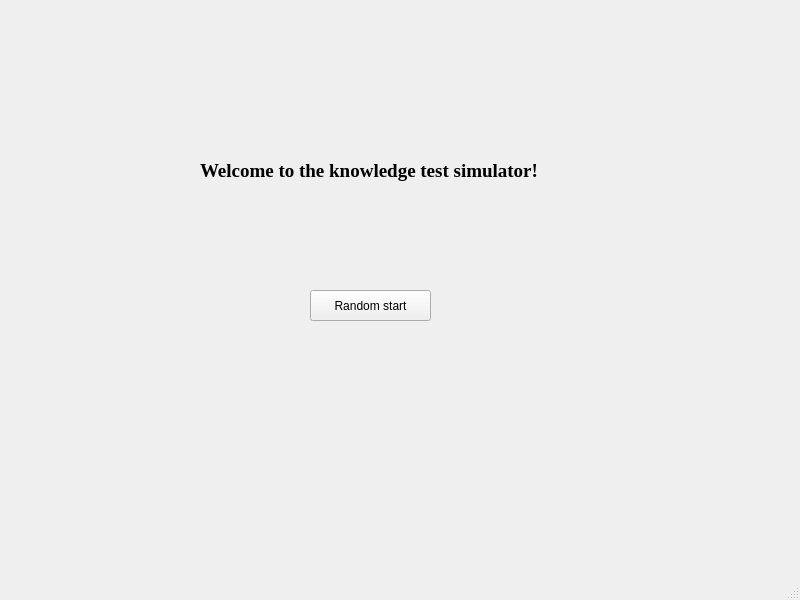
The window that testwelcome.ui (hnxals/DLH) describes before a commit, drawn with Qt 5.
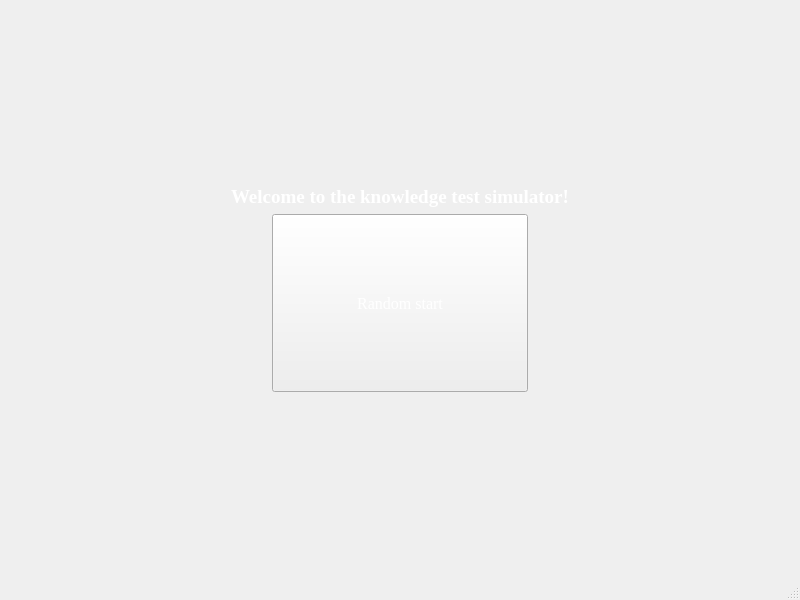
The same window after the commit. Icons and pictures are not drawn.

Patch:
```diff
--- a/testwelcome.ui
+++ b/testwelcome.ui
@@ -13,16 +13,53 @@
   <property name="windowTitle">
    <string>MainWindow</string>
   </property>
+  <property name="styleSheet">
+   <string notr="true">QMainWindow{
+	background-image: url(:/new/pic/road.jpg)
+}</string>
+  </property>
   <widget class="QWidget" name="centralwidget">
+   <layout class="QGridLayout" name="gridLayout_2">
+    <item row="0" column="0">
+     <layout class="QGridLayout" name="gridLayout">
+      <item row="3" column="1">
+       <spacer name="verticalSpacer_2">
+        <property name="orientation">
+         <enum>Qt::Vertical</enum>
+        </property>
+        <property name="sizeHint" stdset="0">
+         <size>
+          <width>20</width>
+          <height>40</height>
+         </size>
+        </property>
+       </spacer>
+      </item>
+      <item row="2" column="1">
+       <widget class="QPushButton" name="pushButton">
+        <property name="sizePolicy">
+         <sizepolicy hsizetype="Preferred" vsizetype="Preferred">
+          <horstretch>0</horstretch>
+          <verstretch>0</verstretch>
+         </sizepolicy>
+        </property>
+        <property name="font">
+         <font>
+          <family>Times New Roman</family>
+          <pointsize>12</pointsize>
+         </font>
+        </property>
+        <property name="styleSheet">
+         <string notr="true">color: white;
+border-image: url(:/new/pic/buttton.png)</string>
+        </property>
+        <property name="text">
+         <string>Random start</string>
+        </property>
+       </widget>
+      </item>
+      <item row="1" column="0" colspan="3">
    <widget class="QLabel" name="label">
-    <property name="geometry">
-     <rect>
-      <x>200</x>
-      <y>120</y>
-      <width>361</width>
-      <height>101</height>
-     </rect>
-    </property>
     <property name="font">
      <font>
       <family>Times New Roman</family>
@@ -31,23 +68,49 @@
       <bold>true</bold>
      </font>
     </property>
+        <property name="layoutDirection">
+         <enum>Qt::LeftToRight</enum>
+        </property>
+        <property name="styleSheet">
+         <string notr="true">color: white;</string>
+        </property>
     <property name="text">
      <string>Welcome to the knowledge test simulator!</string>
     </property>
-   </widget>
-   <widget class="QPushButton" name="pushButton">
-    <property name="geometry">
-     <rect>
-      <x>310</x>
-      <y>290</y>
-      <width>121</width>
-      <height>31</height>
-     </rect>
-    </property>
-    <property name="text">
-     <string>Random start</string>
-    </property>
-   </widget>
+        <property name="alignment">
+         <set>Qt::AlignCenter</set>
+        </property>
+       </widget>
+      </item>
+      <item row="0" column="1">
+       <spacer name="verticalSpacer_3">
+        <property name="orientation">
+         <enum>Qt::Vertical</enum>
+        </property>
+        <property name="sizeHint" stdset="0">
+         <size>
+          <width>20</width>
+          <height>40</height>
+         </size>
+        </property>
+       </spacer>
+      </item>
+      <item row="2" column="0">
+       <spacer name="verticalSpacer">
+        <property name="orientation">
+         <enum>Qt::Vertical</enum>
+        </property>
+        <property name="sizeHint" stdset="0">
+         <size>
+          <width>20</width>
+          <height>40</height>
+         </size>
+        </property>
+       </spacer>
+      </item>
+     </layout>
+    </item>
+   </layout>
   </widget>
   <widget class="QMenuBar" name="menubar">
    <property name="geometry">
```
Left out of the diff: 2 changed lines with no effect on the pictures. Lines whose indentation alone changed are shown as unchanged.
